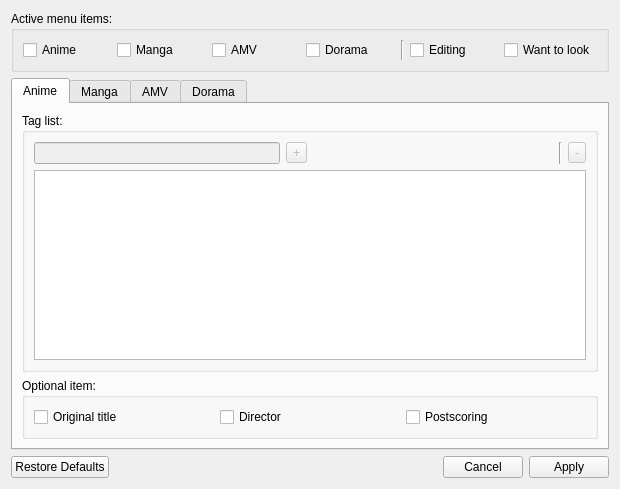
This is formsettings.ui in LibertaSoft/DatabaseAnime as Qt 5 draws it before an edit. The edited form follows.
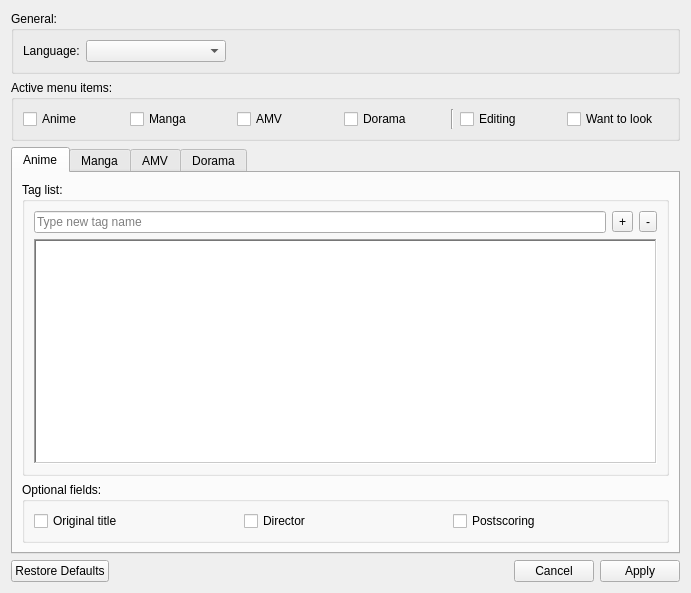
This is the edited form. Icons and pictures are not drawn.

The edit to the form file:
```diff
--- a/formsettings.ui
+++ b/formsettings.ui
@@ -9,8 +9,8 @@
    <rect>
     <x>0</x>
     <y>0</y>
-    <width>620</width>
-    <height>489</height>
+    <width>691</width>
+    <height>593</height>
    </rect>
   </property>
   <property name="windowTitle">
@@ -20,6 +20,64 @@
    <locale language="English" country="UnitedKingdom"/>
   </property>
   <layout class="QVBoxLayout" name="verticalLayout_2">
+   <item>
+    <widget class="QGroupBox" name="groupBox">
+     <property name="title">
+      <string>General:</string>
+     </property>
+     <layout class="QVBoxLayout" name="verticalLayout_4">
+      <item>
+       <layout class="QHBoxLayout" name="horizontalLayout_4">
+        <property name="topMargin">
+         <number>0</number>
+        </property>
+        <item>
+         <widget class="QLabel" name="Lbl_Lanuage">
+          <property name="text">
+           <string>Language:</string>
+          </property>
+         </widget>
+        </item>
+        <item>
+         <widget class="QComboBox" name="CB_Language">
+          <property name="sizePolicy">
+           <sizepolicy hsizetype="Preferred" vsizetype="Fixed">
+            <horstretch>0</horstretch>
+            <verstretch>0</verstretch>
+           </sizepolicy>
+          </property>
+          <property name="minimumSize">
+           <size>
+            <width>140</width>
+            <height>0</height>
+           </size>
+          </property>
+          <property name="currentText">
+           <string/>
+          </property>
+         </widget>
+        </item>
+        <item>
+         <spacer name="HSpacer">
+          <property name="orientation">
+           <enum>Qt::Horizontal</enum>
+          </property>
+          <property name="sizeType">
+           <enum>QSizePolicy::Expanding</enum>
+          </property>
+          <property name="sizeHint" stdset="0">
+           <size>
+            <width>40</width>
+            <height>20</height>
+           </size>
+          </property>
+         </spacer>
+        </item>
+       </layout>
+      </item>
+     </layout>
+    </widget>
+   </item>
    <item>
     <widget class="QGroupBox" name="GBox_ActiveMenuItem">
      <property name="title">
@@ -92,9 +150,21 @@
      <property name="enabled">
       <bool>true</bool>
      </property>
+     <property name="tabPosition">
+      <enum>QTabWidget::North</enum>
+     </property>
+     <property name="tabShape">
+      <enum>QTabWidget::Rounded</enum>
+     </property>
      <property name="currentIndex">
       <number>0</number>
      </property>
+     <property name="elideMode">
+      <enum>Qt::ElideNone</enum>
+     </property>
+     <property name="usesScrollButtons">
+      <bool>true</bool>
+     </property>
      <property name="documentMode">
       <bool>false</bool>
      </property>
@@ -117,14 +187,17 @@
             <item>
              <widget class="QLineEdit" name="LineEdit_AddTag">
               <property name="enabled">
-               <bool>false</bool>
+               <bool>true</bool>
+              </property>
+              <property name="placeholderText">
+               <string>Type new tag name</string>
               </property>
              </widget>
             </item>
             <item>
              <widget class="QToolButton" name="TButton_AddTag">
               <property name="enabled">
-               <bool>false</bool>
+               <bool>true</bool>
               </property>
               <property name="toolTip">
                <string>To add in the list below, a tag from a field at the left</string>
@@ -138,30 +211,10 @@
               </property>
              </widget>
             </item>
-            <item>
-             <spacer name="horizontalSpacer">
-              <property name="orientation">
-               <enum>Qt::Horizontal</enum>
-              </property>
-              <property name="sizeHint" stdset="0">
-               <size>
-                <width>40</width>
-                <height>20</height>
-               </size>
-              </property>
-             </spacer>
-            </item>
-            <item>
-             <widget class="Line" name="line">
-              <property name="orientation">
-               <enum>Qt::Vertical</enum>
-              </property>
-             </widget>
-            </item>
             <item>
              <widget class="QToolButton" name="TButton_DeleteTag">
               <property name="enabled">
-               <bool>false</bool>
+               <bool>true</bool>
               </property>
               <property name="toolTip">
                <string>To remove chosen in the list below a tag</string>
@@ -182,14 +235,44 @@
             <property name="enabled">
              <bool>true</bool>
             </property>
+            <property name="frameShape">
+             <enum>QFrame::WinPanel</enum>
+            </property>
+            <property name="frameShadow">
+             <enum>QFrame::Sunken</enum>
+            </property>
+            <property name="alternatingRowColors">
+             <bool>false</bool>
+            </property>
             <property name="selectionMode">
              <enum>QAbstractItemView::MultiSelection</enum>
             </property>
             <property name="selectionBehavior">
              <enum>QAbstractItemView::SelectRows</enum>
             </property>
+            <property name="flow">
+             <enum>QListView::LeftToRight</enum>
+            </property>
+            <property name="isWrapping" stdset="0">
+             <bool>true</bool>
+            </property>
             <property name="resizeMode">
-             <enum>QListView::Adjust</enum>
+             <enum>QListView::Fixed</enum>
+            </property>
+            <property name="spacing">
+             <number>0</number>
+            </property>
+            <property name="gridSize">
+             <size>
+              <width>130</width>
+              <height>26</height>
+             </size>
+            </property>
+            <property name="uniformItemSizes">
+             <bool>false</bool>
+            </property>
+            <property name="wordWrap">
+             <bool>true</bool>
             </property>
            </widget>
           </item>
@@ -199,7 +282,7 @@
        <item>
         <widget class="QGroupBox" name="GBox_FieldsForEdit">
          <property name="title">
-          <string>Optional item:</string>
+          <string>Optional fields:</string>
          </property>
          <property name="checkable">
           <bool>false</bool>
```
Left out of the diff: 2 changed lines with no effect on the pictures.
